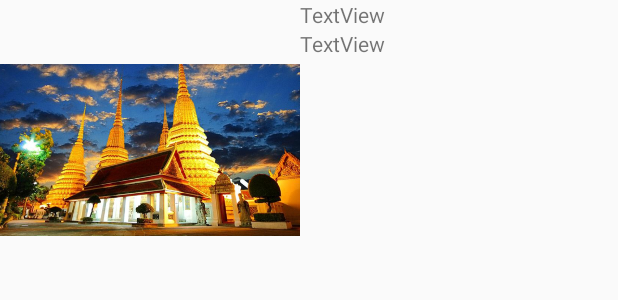
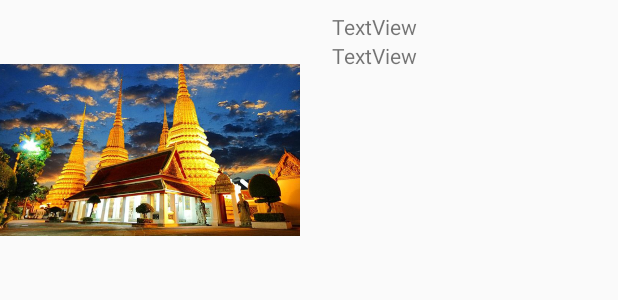
Before and after one commit to superjo5/RattanakosinIsland, an Android app: the layout my_listview.xml on its own in the app's theme, with its tools: preview values and no code run, on a phone screen of 412 x 824 dp. Shown: the top 300 px of the screen. Run offline under Robolectric (Android 15) with nearby library versions, the phone set to English and light mode, and no system bars.

Commit message:
untill complete 2

```diff
--- a/app/src/main/java/sdu/wirattapong/rattanakosinisland/Detail.java
+++ b/app/src/main/java/sdu/wirattapong/rattanakosinisland/Detail.java
@@ -22,8 +22,7 @@ public class Detail extends AppCompatActivity {
         //รับข้อมูลจาก Main Activity มาแสดงผลบน Detail
         titleTextView.setText(getIntent().getStringExtra("Title"));
         DetailTextView.setText(getIntent().getStringExtra("Detail"));
-        imageView.setImageResource(getIntent().getIntExtra("Image",R.drawable.img1));
-
+        imageView.setImageResource(getIntent().getIntExtra("Image",R.drawable.img_1));
 
 
 
--- a/app/src/main/java/sdu/wirattapong/rattanakosinisland/MyAdapter.java
+++ b/app/src/main/java/sdu/wirattapong/rattanakosinisland/MyAdapter.java
@@ -28,7 +28,7 @@ public class MyAdapter extends BaseAdapter{
 
     @Override
     public int getCount() {
-        return 0;
+        return ints.length;
     }
 
     @Override
@@ -43,6 +43,7 @@ public class MyAdapter extends BaseAdapter{
 
     @Override
     public View getView(int position, View convertView, ViewGroup parent) {
+
         LayoutInflater layoutInflater = (LayoutInflater) context.getSystemService(Context.LAYOUT_INFLATER_SERVICE);
         View view = layoutInflater.inflate(R.layout.my_listview,parent,false);
 
--- a/app/src/main/java/sdu/wirattapong/rattanakosinisland/Tour.java
+++ b/app/src/main/java/sdu/wirattapong/rattanakosinisland/Tour.java
@@ -10,9 +10,9 @@ import android.widget.ListView;
 public class Tour extends AppCompatActivity {
 
     ListView listView;
-    private int[] ints = new int[]{R.drawable.img10, R.drawable.tiger, R.drawable.img12,
-            R.drawable.tiger, R.drawable.img14, R.drawable.tiger, R.drawable.img16,
-            R.drawable.tiger};
+    private int[] ints = new int[]{R.drawable.img_1, R.drawable.img_2, R.drawable.img_3,
+            R.drawable.img_4, R.drawable.img_5, R.drawable.img_6, R.drawable.img_7,
+            R.drawable.img_8, R.drawable.img_9};
 
     private String[] titleStrings, detailStrings, shortString;
 
--- a/app/src/main/res/layout/activity_detail.xml
+++ b/app/src/main/res/layout/activity_detail.xml
@@ -30,7 +30,7 @@
         app:layout_constraintLeft_toLeftOf="parent"
         app:layout_constraintRight_toRightOf="parent"
         app:layout_constraintTop_toBottomOf="@+id/txtTitleDetail"
-        app:srcCompat="@drawable/img10" />
+        app:srcCompat="@drawable/img_1" />
 
     <ScrollView
         android:layout_width="0dp"
--- a/app/src/main/res/layout/my_listview.xml
+++ b/app/src/main/res/layout/my_listview.xml
@@ -1,19 +1,26 @@
 <?xml version="1.0" encoding="utf-8"?>
-<LinearLayout xmlns:android="http://schemas.android.com/apk/res/android"
+<android.support.constraint.ConstraintLayout xmlns:android="http://schemas.android.com/apk/res/android"
     xmlns:app="http://schemas.android.com/apk/res-auto"
+    xmlns:tools="http://schemas.android.com/tools"
     android:layout_width="match_parent"
     android:layout_height="match_parent">
 
     <ImageView
         android:id="@+id/imvIcon"
-        android:layout_width="@dimen/my_pic"
-        android:layout_height="@dimen/my_pic"
-        app:srcCompat="@drawable/img10" />
+        android:layout_width="200dp"
+        android:layout_height="200dp"
+        app:srcCompat="@drawable/img_1"
+        tools:layout_editor_absoluteY="0dp"
+        tools:layout_editor_absoluteX="0dp" />
 
     <LinearLayout
-        android:layout_width="match_parent"
-        android:layout_height="match_parent"
-        android:orientation="vertical">
+        android:layout_width="169dp"
+        android:layout_height="191dp"
+        android:layout_marginTop="8dp"
+        android:orientation="vertical"
+        app:layout_constraintRight_toRightOf="parent"
+        app:layout_constraintTop_toTopOf="parent"
+        app:layout_constraintLeft_toRightOf="@+id/imvIcon">
 
         <TextView
             android:id="@+id/txtTitleTour"
@@ -24,7 +31,7 @@
         <TextView
             android:id="@+id/txtDetailTour"
             android:layout_width="match_parent"
-            android:layout_height="match_parent"
+            android:layout_height="wrap_content"
             android:text="TextView" />
     </LinearLayout>
-</LinearLayout>
+</android.support.constraint.ConstraintLayout>
```
Also changed, not shown: app/src/main/res/layout/activity_tour.xml (+36 -13 lines), app/src/main/res/drawable/img1.PNG (deleted), app/src/main/res/drawable/img_1.png (renamed from app/src/main/res/drawable/img10.png), app/src/main/res/drawable/img_2.png (added), app/src/main/res/drawable/img_3.png (renamed from app/src/main/res/drawable/img12.png), app/src/main/res/drawable/img_4.png (added), app/src/main/res/drawable/img_5.png (renamed from app/src/main/res/drawable/img14.png), app/src/main/res/drawable/img_6.png (added), app/src/main/res/drawable/img_7.png (renamed from app/src/main/res/drawable/img16.png), app/src/main/res/drawable/img_8.png (added), app/src/main/res/drawable/img_9.png (added).
